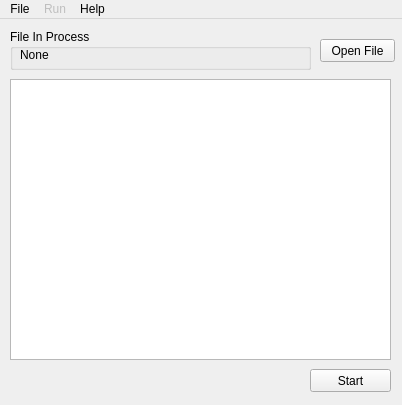
CCi-BClark/NERD, file nerdmain.ui: the form before one commit.
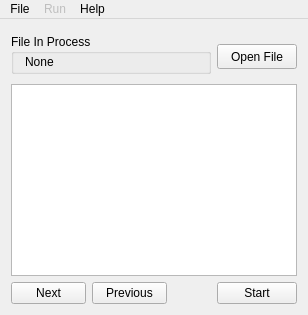
The form after the commit.

Commit message: Have made UIX layouts work better cross platform and added more to hotkey class

Diff of the .ui file:
```diff
--- a/nerdmain.ui
+++ b/nerdmain.ui
@@ -2,125 +2,216 @@
 <ui version="4.0">
  <class>NerdMain</class>
  <widget class="QMainWindow" name="NerdMain">
-  <property name="geometry">
-   <rect>
-    <x>0</x>
-    <y>0</y>
-    <width>402</width>
-    <height>405</height>
-   </rect>
+  <property name="sizePolicy">
+   <sizepolicy hsizetype="Expanding" vsizetype="Expanding">
+    <horstretch>0</horstretch>
+    <verstretch>0</verstretch>
+   </sizepolicy>
   </property>
   <property name="windowTitle">
    <string>N.E.R.D. by CCi</string>
   </property>
   <widget class="QWidget" name="centralWidget">
-   <widget class="QPushButton" name="btnOpen">
-    <property name="geometry">
-     <rect>
-      <x>320</x>
-      <y>20</y>
-      <width>75</width>
-      <height>23</height>
-     </rect>
-    </property>
-    <property name="text">
-     <string>Open File</string>
-    </property>
-   </widget>
-   <widget class="QTableWidget" name="tableData">
-    <property name="enabled">
-     <bool>true</bool>
-    </property>
-    <property name="geometry">
-     <rect>
-      <x>10</x>
-      <y>60</y>
-      <width>381</width>
-      <height>281</height>
-     </rect>
-    </property>
-   </widget>
+   <layout class="QVBoxLayout" name="verticalLayout_5">
+    <item>
+     <layout class="QHBoxLayout" name="horizontalLayout_6">
+      <item>
+       <layout class="QHBoxLayout" name="horizontalLayout">
+        <item>
    <widget class="QGroupBox" name="grpFileInProgress">
-    <property name="geometry">
-     <rect>
-      <x>10</x>
-      <y>10</y>
-      <width>301</width>
-      <height>41</height>
-     </rect>
+          <property name="minimumSize">
+           <size>
+            <width>200</width>
+            <height>40</height>
+           </size>
+          </property>
+          <property name="maximumSize">
+           <size>
+            <width>16777215</width>
+            <height>40</height>
+           </size>
     </property>
     <property name="title">
      <string>File In Process</string>
     </property>
+          <layout class="QHBoxLayout" name="horizontalLayout_3">
+           <property name="topMargin">
+            <number>0</number>
+           </property>
+           <property name="bottomMargin">
+            <number>4</number>
+           </property>
+           <item>
     <widget class="QLabel" name="labCurrent">
-     <property name="geometry">
-      <rect>
-       <x>10</x>
-       <y>10</y>
-       <width>281</width>
-       <height>31</height>
-      </rect>
+             <property name="sizePolicy">
+              <sizepolicy hsizetype="Ignored" vsizetype="Ignored">
+               <horstretch>0</horstretch>
+               <verstretch>0</verstretch>
+              </sizepolicy>
+             </property>
+             <property name="minimumSize">
+              <size>
+               <width>0</width>
+               <height>15</height>
+              </size>
+             </property>
+             <property name="layoutDirection">
+              <enum>Qt::LeftToRight</enum>
      </property>
      <property name="text">
       <string>None</string>
      </property>
     </widget>
-   </widget>
-   <widget class="QPushButton" name="btnStart">
+           </item>
+          </layout>
+         </widget>
+        </item>
+       </layout>
+      </item>
+      <item>
+       <layout class="QVBoxLayout" name="verticalLayout_2">
+        <item>
+         <layout class="QVBoxLayout" name="verticalLayout_3">
+          <property name="topMargin">
+           <number>9</number>
+          </property>
+          <property name="bottomMargin">
+           <number>5</number>
+          </property>
+         </layout>
+        </item>
+        <item>
+         <widget class="QPushButton" name="btnOpen">
+          <property name="minimumSize">
+           <size>
+            <width>0</width>
+            <height>25</height>
+           </size>
+          </property>
+          <property name="maximumSize">
+           <size>
+            <width>100</width>
+            <height>16777215</height>
+           </size>
+          </property>
+          <property name="layoutDirection">
+           <enum>Qt::LeftToRight</enum>
+          </property>
+          <property name="text">
+           <string>Open File</string>
+          </property>
+         </widget>
+        </item>
+        <item>
+         <layout class="QVBoxLayout" name="verticalLayout_4">
+          <property name="topMargin">
+           <number>9</number>
+          </property>
+          <property name="bottomMargin">
+           <number>0</number>
+          </property>
+         </layout>
+        </item>
+       </layout>
+      </item>
+     </layout>
+    </item>
+    <item>
+     <layout class="QVBoxLayout" name="verticalLayout">
+      <property name="sizeConstraint">
+       <enum>QLayout::SetNoConstraint</enum>
+      </property>
+      <item>
+       <widget class="QTableWidget" name="tableData">
     <property name="enabled">
      <bool>true</bool>
     </property>
-    <property name="geometry">
-     <rect>
-      <x>310</x>
-      <y>350</y>
-      <width>81</width>
-      <height>23</height>
-     </rect>
-    </property>
-    <property name="text">
-     <string>Start</string>
-    </property>
-   </widget>
+       </widget>
+      </item>
+      <item>
+       <layout class="QHBoxLayout" name="horizontalLayout_2">
+        <item>
    <widget class="QPushButton" name="btnNext">
-    <property name="geometry">
-     <rect>
-      <x>440</x>
-      <y>10</y>
+          <property name="maximumSize">
+           <size>
       <width>75</width>
-      <height>23</height>
-     </rect>
+            <height>16777215</height>
+           </size>
+          </property>
+          <property name="styleSheet">
+           <string notr="true"/>
     </property>
     <property name="text">
-     <string/>
+           <string>Next</string>
     </property>
     <property name="flat">
-     <bool>true</bool>
-    </property>
-   </widget>
+           <bool>false</bool>
+          </property>
+         </widget>
+        </item>
+        <item>
    <widget class="QPushButton" name="btnPrev">
-    <property name="geometry">
-     <rect>
-      <x>440</x>
-      <y>40</y>
+          <property name="maximumSize">
+           <size>
       <width>75</width>
-      <height>23</height>
-     </rect>
+            <height>16777215</height>
+           </size>
+          </property>
+          <property name="styleSheet">
+           <string notr="true"/>
     </property>
     <property name="text">
-     <string/>
+           <string>Previous</string>
     </property>
     <property name="flat">
+           <bool>false</bool>
+          </property>
+         </widget>
+        </item>
+        <item>
+         <spacer name="horizontalSpacer">
+          <property name="orientation">
+           <enum>Qt::Horizontal</enum>
+          </property>
+          <property name="sizeHint" stdset="0">
+           <size>
+            <width>40</width>
+            <height>20</height>
+           </size>
+          </property>
+         </spacer>
+        </item>
+        <item>
+         <widget class="QPushButton" name="btnStart">
+          <property name="enabled">
      <bool>true</bool>
     </property>
-   </widget>
+          <property name="maximumSize">
+           <size>
+            <width>100</width>
+            <height>16777215</height>
+           </size>
+          </property>
+          <property name="layoutDirection">
+           <enum>Qt::LeftToRight</enum>
+          </property>
+          <property name="text">
+           <string>Start</string>
+          </property>
+         </widget>
+        </item>
+       </layout>
+      </item>
+     </layout>
+    </item>
+   </layout>
   </widget>
   <widget class="QMenuBar" name="menuBar">
    <property name="geometry">
     <rect>
      <x>0</x>
      <y>0</y>
-     <width>402</width>
+     <width>305</width>
      <height>21</height>
     </rect>
    </property>
```
Lines whose indentation alone changed are shown as unchanged. The commit also changes 7 other files.
